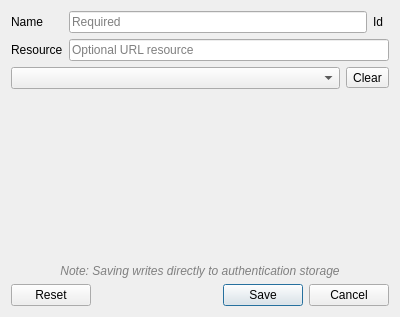
Before: the Qt Designer form src/ui/auth/qgsauthconfigedit.ui in qgis/QGIS, drawn with Qt 5.
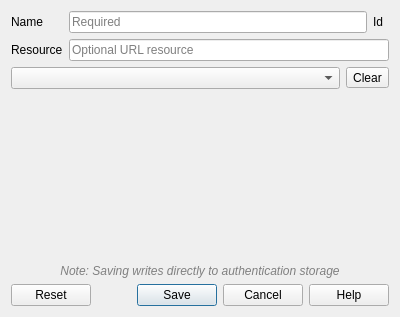
After: the same form once the commit is applied. Custom widgets are drawn as their Qt base class.

Commit message:
Add help button and link to user manual pages
and .ui files updates

The edit to the form file:
```diff
--- a/src/ui/auth/qgsauthconfigedit.ui
+++ b/src/ui/auth/qgsauthconfigedit.ui
@@ -23,7 +23,7 @@
    <item row="8" column="0" colspan="2">
     <widget class="QDialogButtonBox" name="buttonBox">
      <property name="standardButtons">
-      <set>QDialogButtonBox::Cancel|QDialogButtonBox::Reset|QDialogButtonBox::Save</set>
+      <set>QDialogButtonBox::StandardButton::Cancel|QDialogButtonBox::StandardButton::Help|QDialogButtonBox::StandardButton::Reset|QDialogButtonBox::StandardButton::Save</set>
      </property>
     </widget>
    </item>
```
Left out of the diff: 2 changed lines with no effect on the pictures. The commit also changes 9 other files.
